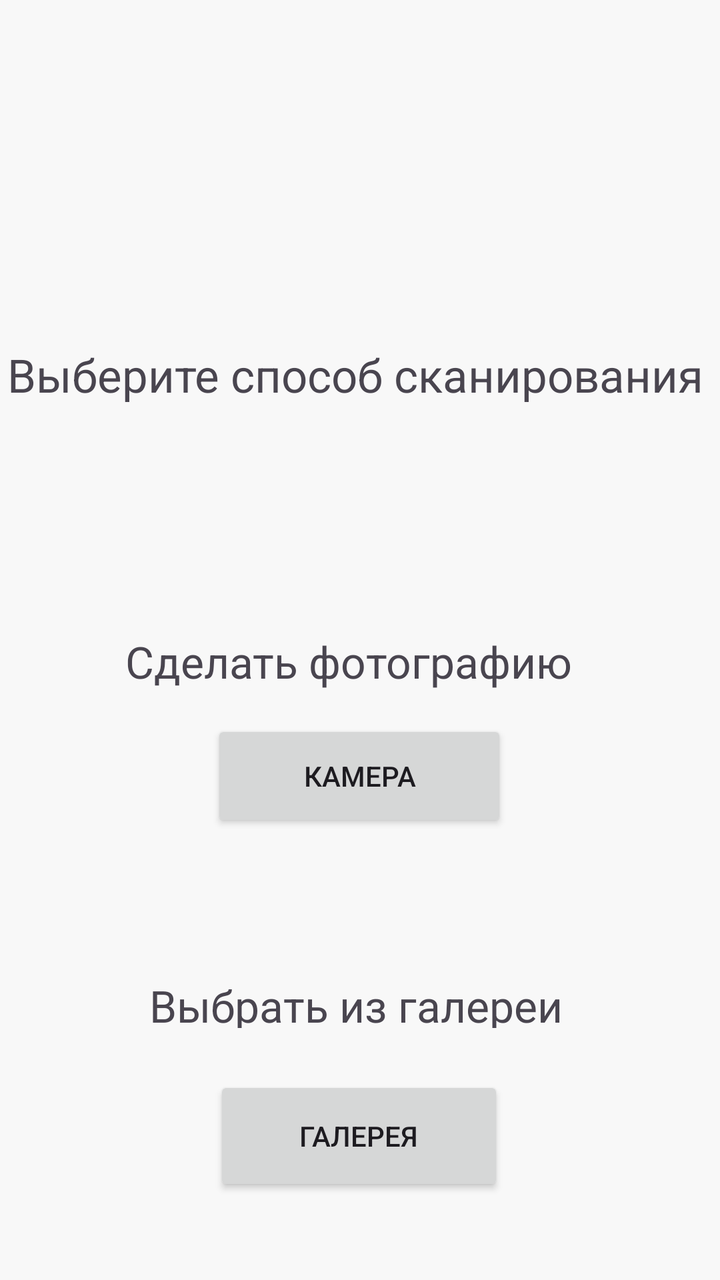
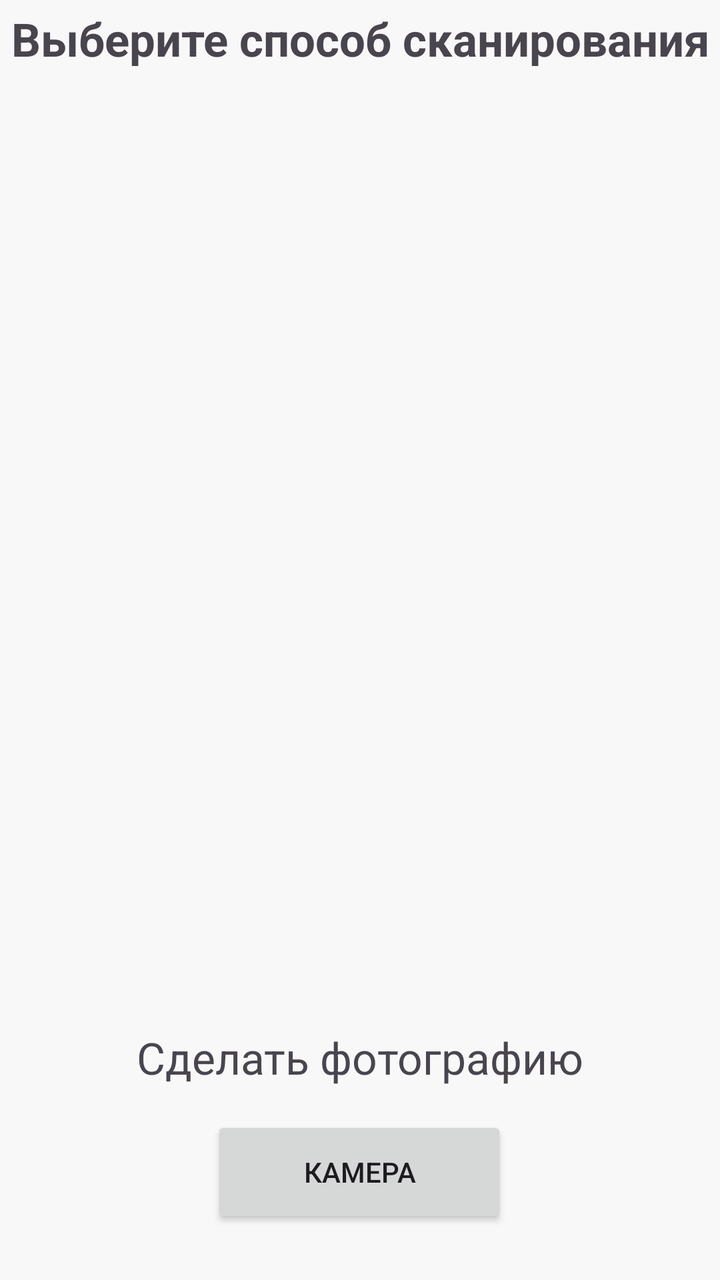

Two renders of the same Android screen: before a commit and after it. Below are the layout's source before the change and the commit's diff.
<!-- AndroidManifest.xml: application theme Theme.PipesDetector -->
<!-- res/layout/activity_scanner_window.xml -->
<?xml version="1.0" encoding="utf-8"?>
<androidx.constraintlayout.widget.ConstraintLayout xmlns:android="http://schemas.android.com/apk/res/android"
    xmlns:app="http://schemas.android.com/apk/res-auto"
    xmlns:tools="http://schemas.android.com/tools"
    android:id="@+id/main"
    android:layout_width="match_parent"
    android:layout_height="match_parent"
    android:background="#F8F8F8"
    tools:context=".ScannerWindowActivity">


    <TextView
        android:id="@+id/infoText"
        android:layout_width="353dp"
        android:layout_height="80dp"
        android:layout_marginTop="172dp"
        android:text="Выберите способ сканирования"
        android:textSize="23sp"
        app:layout_constraintEnd_toEndOf="parent"
        app:layout_constraintStart_toStartOf="parent"
        app:layout_constraintTop_toTopOf="parent"
        tools:ignore="MissingConstraints" />

    <Button
        android:id="@+id/ButtonForCamera"
        android:layout_width="148dp"
        android:layout_height="56dp"
        android:layout_marginTop="16dp"
        android:text="Камера"
        app:layout_constraintEnd_toEndOf="parent"
        app:layout_constraintHorizontal_bias="0.498"
        app:layout_constraintStart_toStartOf="parent"
        app:layout_constraintTop_toBottomOf="@+id/TextForCamera" />

    <TextView
        android:id="@+id/TextForCamera"
        android:layout_width="235dp"
        android:layout_height="28dp"
        android:layout_marginTop="64dp"
        android:text="Сделать фотографию"
        android:textSize="22sp"
        app:layout_constraintEnd_toEndOf="parent"
        app:layout_constraintStart_toStartOf="parent"
        app:layout_constraintTop_toBottomOf="@+id/infoText"
        tools:ignore="TextSizeCheck" />

    <TextView
        android:id="@+id/TextForGalery"
        android:layout_width="211dp"
        android:layout_height="26dp"
        android:layout_marginTop="72dp"
        android:text="Выбрать из галереи"
        android:textSize="22sp"
        app:layout_constraintEnd_toEndOf="parent"
        app:layout_constraintStart_toStartOf="parent"
        app:layout_constraintTop_toBottomOf="@+id/ButtonForCamera" />

    <Button
        android:id="@+id/ButtonForGalery"
        android:layout_width="145dp"
        android:layout_height="60dp"
        android:layout_marginTop="24dp"
        android:text="Галерея"
        app:layout_constraintEnd_toEndOf="parent"
        app:layout_constraintHorizontal_bias="0.498"
        app:layout_constraintStart_toStartOf="parent"
        app:layout_constraintTop_toBottomOf="@+id/TextForGalery" />
</androidx.constraintlayout.widget.ConstraintLayout>
<!-- resources referenced by this layout -->
<resources>
  <style name="Theme.PipesDetector" parent="Base.Theme.PipesDetector" />
  <style name="Base.Theme.PipesDetector" parent="Theme.Material3.DayNight.NoActionBar">
          
          
      </style>
</resources>

<!-- the commit's change to res/layout/activity_scanner_window.xml (unified diff, before → after) -->
@@ -12,8 +12,10 @@
     <TextView
         android:id="@+id/infoText"
         android:layout_width="353dp"
-        android:layout_height="80dp"
-        android:layout_marginTop="172dp"
+        android:layout_height="30dp"
+        android:layout_marginTop="4dp"
+        android:textStyle="bold"
+        android:gravity="center"
         android:text="Выберите способ сканирования"
         android:textSize="23sp"
         app:layout_constraintEnd_toEndOf="parent"
@@ -21,11 +23,33 @@
         app:layout_constraintTop_toTopOf="parent"
         tools:ignore="MissingConstraints" />
 
+    <ImageView
+        android:id="@+id/imageBeforeNeuro"
+        android:layout_width="310dp"
+        android:layout_height="203dp"
+        app:layout_constraintBottom_toTopOf="@+id/TextForCamera"
+        app:layout_constraintEnd_toEndOf="parent"
+        app:layout_constraintStart_toStartOf="parent"
+        app:layout_constraintTop_toBottomOf="@+id/infoText"
+        app:layout_constraintVertical_bias="0.041" />
+
+    <ImageView
+        android:id='@+id/imageAfterNeuro'
+        android:layout_width="311dp"
+        android:layout_height="192dp"
+        app:layout_constraintBottom_toTopOf="@+id/TextForCamera"
+        app:layout_constraintEnd_toEndOf="parent"
+        app:layout_constraintHorizontal_bias="0.51"
+        app:layout_constraintStart_toStartOf="parent"
+        app:layout_constraintTop_toBottomOf="@+id/imageBeforeNeuro"
+        app:layout_constraintVertical_bias="0.109" />
+
     <Button
         android:id="@+id/ButtonForCamera"
         android:layout_width="148dp"
         android:layout_height="56dp"
         android:layout_marginTop="16dp"
+        android:gravity="center"
         android:text="Камера"
         app:layout_constraintEnd_toEndOf="parent"
         app:layout_constraintHorizontal_bias="0.498"
@@ -36,7 +60,8 @@
         android:id="@+id/TextForCamera"
         android:layout_width="235dp"
         android:layout_height="28dp"
-        android:layout_marginTop="64dp"
+        android:gravity="center"
+        android:layout_marginTop="480dp"
         android:text="Сделать фотографию"
         android:textSize="22sp"
         app:layout_constraintEnd_toEndOf="parent"
@@ -48,7 +73,8 @@
         android:id="@+id/TextForGalery"
         android:layout_width="211dp"
         android:layout_height="26dp"
-        android:layout_marginTop="72dp"
+        android:gravity="center"
+        android:layout_marginTop="20dp"
         android:text="Выбрать из галереи"
         android:textSize="22sp"
         app:layout_constraintEnd_toEndOf="parent"
@@ -59,10 +85,23 @@
         android:id="@+id/ButtonForGalery"
         android:layout_width="145dp"
         android:layout_height="60dp"
-        android:layout_marginTop="24dp"
+        android:layout_marginTop="12dp"
+        android:gravity="center"
         android:text="Галерея"
         app:layout_constraintEnd_toEndOf="parent"
-        app:layout_constraintHorizontal_bias="0.498"
         app:layout_constraintStart_toStartOf="parent"
         app:layout_constraintTop_toBottomOf="@+id/TextForGalery" />
+
+    <TextView
+        android:id="@+id/NumberOfPipes"
+        android:layout_width="388dp"
+        android:layout_height="44dp"
+        android:gravity="center"
+        android:text=""
+        android:textSize="27sp"
+        android:textStyle="bold"
+        app:layout_constraintBottom_toTopOf="@+id/TextForCamera"
+        app:layout_constraintEnd_toEndOf="parent"
+        app:layout_constraintStart_toStartOf="parent"
+        app:layout_constraintTop_toBottomOf="@+id/imageAfterNeuro" />
 </androidx.constraintlayout.widget.ConstraintLayout>
